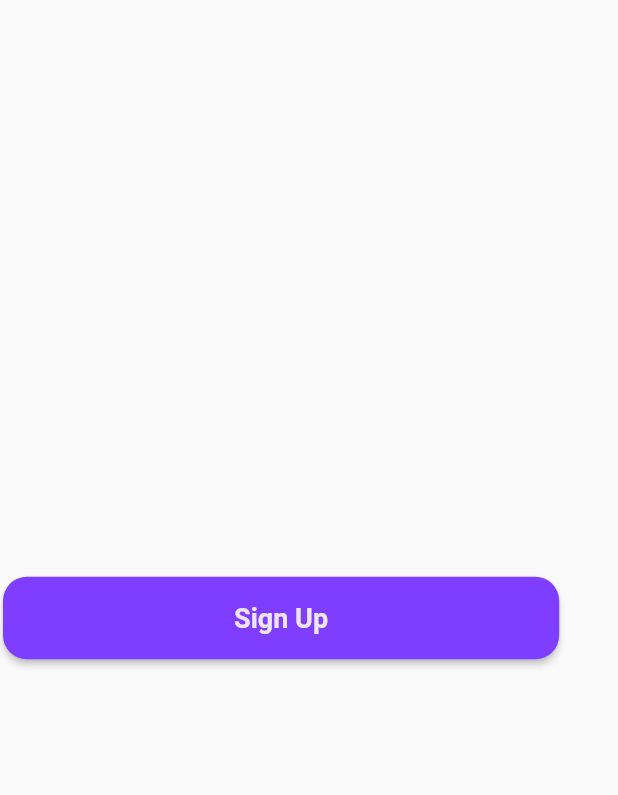
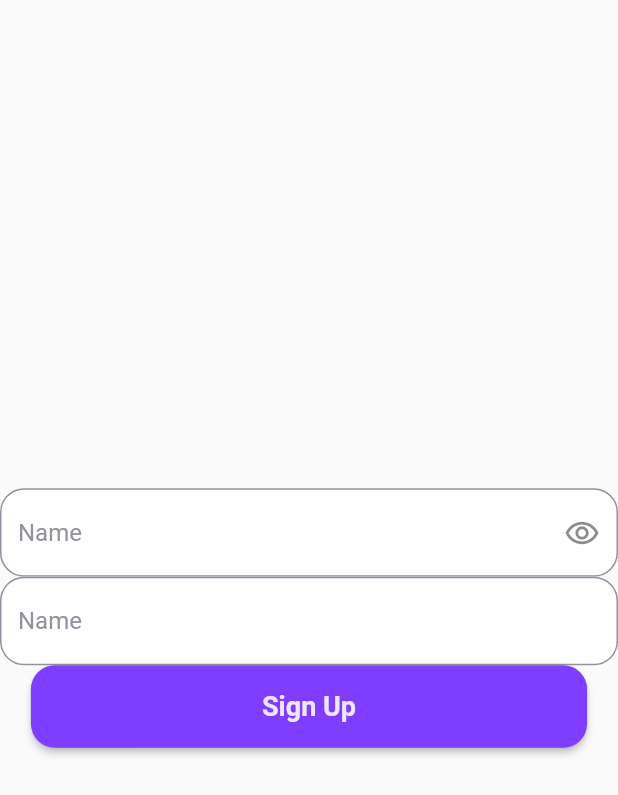
Before and after one commit to DotCoder21/expanse_trackerr_app, a Flutter app: the Testing screen opened directly, on a phone screen of 412 x 824 dp. Shown: the top 795 px of the screen. Run offline on Flutter 3.47's test engine with Material 2 defaults, Android fonts, the phone set to English and light mode, and no system bars; our stand-ins replace get, google_fonts.

Commit message:
upload text field

```diff
--- /dev/null
+++ b/lib/Widgets/textField.dart
@@ -0,0 +1,41 @@
+import 'package:expensemanager/Utils/appColors.dart';
+import 'package:flutter/material.dart';
+
+
+Widget displayTextField({
+  String labelText,
+  Function validaterHandler,
+  Function savedHandler,
+  bool obsecureText = false,
+  TextInputType keyboardType,
+  TextEditingController controller,
+  bool disabled = false,
+  Widget suffixIcon,
+}) {
+  return
+    TextFormField(
+      style: TextStyle(color: Colors.black),
+      decoration: InputDecoration(
+          fillColor: Colors.white,
+          filled: true,
+          hintText: labelText,
+          errorStyle: TextStyle(color: Colors.red[50]),
+          hintStyle: TextStyle(color:AppColor.lightTextColor),
+          enabledBorder: OutlineInputBorder(
+            borderRadius: BorderRadius.circular(16),
+              borderSide: BorderSide(color: AppColor.lightTextColor)),
+          focusedBorder: OutlineInputBorder(
+            borderRadius: BorderRadius.circular(16),
+              borderSide: BorderSide(color: AppColor.lightTextColor)),
+              suffixIcon: suffixIcon,
+
+              ),
+
+    controller: controller,
+    obscureText: obsecureText,
+    validator: validaterHandler,
+    onSaved: savedHandler,
+    keyboardType: keyboardType,
+  );
+
+  }
--- a/lib/main.dart
+++ b/lib/main.dart
@@ -1,3 +1,4 @@
+import 'package:expensemanager/screens/testing.dart';
 import 'package:expensemanager/splashScreen.dart';
 import 'package:flutter/material.dart';
 import 'package:get/get_navigation/src/root/get_material_app.dart';
@@ -18,7 +19,7 @@ class MyApp extends StatelessWidget {
       theme: ThemeData(
         primarySwatch: Colors.blue,
       ),
-      home: SplashScreen(),
+      home: Testing(),
     );
   }
 }
--- a/lib/screens/testing.dart
+++ b/lib/screens/testing.dart
@@ -1,5 +1,6 @@
 import 'package:expensemanager/Utils/appColors.dart';
 import 'package:expensemanager/Widgets/button.dart';
+import 'package:expensemanager/Widgets/textField.dart';
 import 'package:flutter/material.dart';
 
 
@@ -11,6 +12,8 @@ class Testing extends StatefulWidget {
 }
 
 class _TestingState extends State<Testing> {
+  bool isObseure=true;
+
   @override
   Widget build(BuildContext context) {
     return Scaffold(
@@ -18,6 +21,39 @@ class _TestingState extends State<Testing> {
         mainAxisAlignment: MainAxisAlignment.center,
         crossAxisAlignment: CrossAxisAlignment.center,
         children: [
+
+          displayTextField(
+            labelText: 'Name',
+            keyboardType: TextInputType.name,
+            savedHandler: (val){},
+            validaterHandler: (val){
+              return (val.isEmpty)?"*Required":null;
+            },
+            obsecureText: isObseure,
+            suffixIcon: IconButton(icon:Icon(isObseure?Icons.remove_red_eye_outlined:Icons.panorama_fish_eye) ,
+
+             onPressed: (){
+               isObseure = !isObseure;
+               setState(() { });
+             })
+
+          ),
+           displayTextField(
+            labelText: 'Name',
+            keyboardType: TextInputType.name,
+            savedHandler: (val){},
+            validaterHandler: (val){
+              return (val.isEmpty)?"*Required":null;
+            },
+
+            // suffixIcon: IconButton(icon:Icon(isObseure?Icons.remove_red_eye:Icons.panorama_fish_eye) ,
+
+            //  onPressed: (){
+            //    isObseure = !isObseure;
+            //    setState(() { });
+            //  })
+
+          ),
           Button(
             buttonColor: AppColor.violetColor,
             buttonText: 'Sign Up',
```
